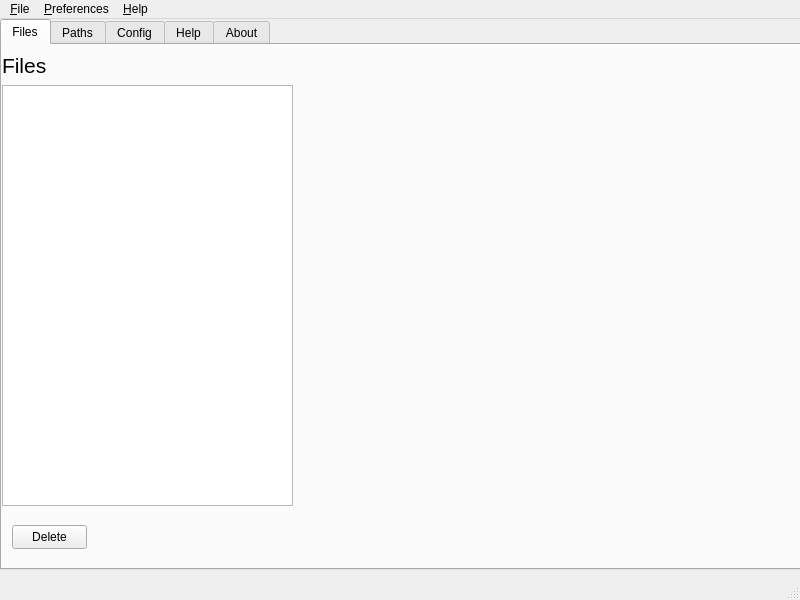
Old version of the form SearchEngineGUI/mainwindow.ui in the repository kapsimus/Search_engine.
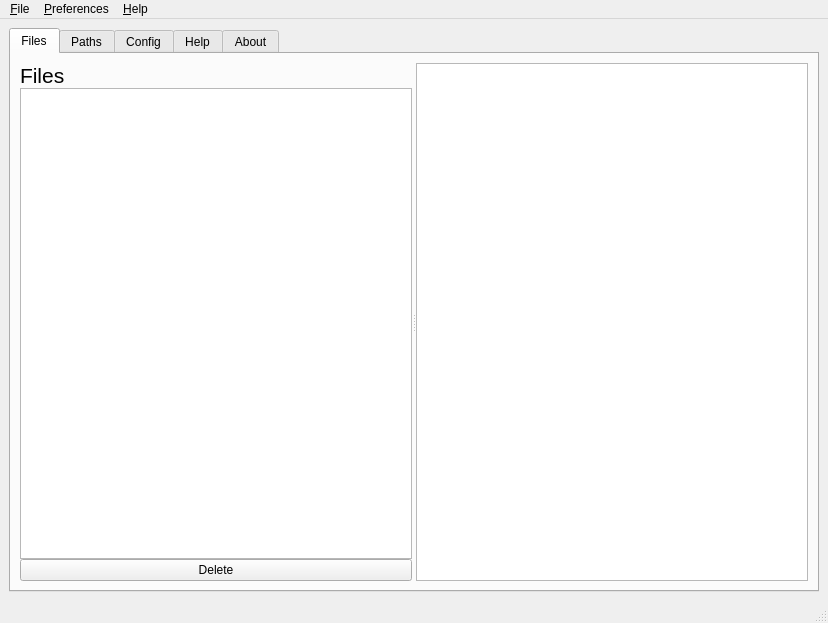
New version of the form.

```diff
--- a/SearchEngineGUI/mainwindow.ui
+++ b/SearchEngineGUI/mainwindow.ui
@@ -6,26 +6,35 @@
    <rect>
     <x>0</x>
     <y>0</y>
-    <width>800</width>
-    <height>600</height>
+    <width>828</width>
+    <height>623</height>
    </rect>
   </property>
+  <property name="sizePolicy">
+   <sizepolicy hsizetype="Maximum" vsizetype="Maximum">
+    <horstretch>0</horstretch>
+    <verstretch>0</verstretch>
+   </sizepolicy>
+  </property>
   <property name="windowTitle">
    <string>MainWindow</string>
   </property>
   <widget class="QWidget" name="centralwidget">
-   <widget class="QWidget" name="gridLayoutWidget">
-    <property name="geometry">
-     <rect>
-      <x>0</x>
-      <y>0</y>
-      <width>801</width>
-      <height>551</height>
-     </rect>
-    </property>
-    <layout class="QGridLayout" name="gridWindow">
+   <property name="sizePolicy">
+    <sizepolicy hsizetype="Expanding" vsizetype="Expanding">
+     <horstretch>0</horstretch>
+     <verstretch>0</verstretch>
+    </sizepolicy>
+   </property>
+   <layout class="QGridLayout" name="gridLayout">
      <item row="0" column="0">
       <widget class="QTabWidget" name="tabWindow">
+      <property name="sizePolicy">
+       <sizepolicy hsizetype="Expanding" vsizetype="Expanding">
+        <horstretch>0</horstretch>
+        <verstretch>0</verstretch>
+       </sizepolicy>
+      </property>
        <property name="tabShape">
         <enum>QTabWidget::Rounded</enum>
        </property>
@@ -36,15 +45,28 @@
         <attribute name="title">
          <string>Files</string>
         </attribute>
+       <layout class="QGridLayout" name="gridLayout_2">
+        <item row="0" column="0">
+         <widget class="QSplitter" name="splitter">
+          <property name="sizePolicy">
+           <sizepolicy hsizetype="Expanding" vsizetype="Expanding">
+            <horstretch>0</horstretch>
+            <verstretch>0</verstretch>
+           </sizepolicy>
+          </property>
+          <property name="orientation">
+           <enum>Qt::Horizontal</enum>
+          </property>
+          <widget class="QWidget" name="">
+           <layout class="QVBoxLayout" name="verticalLayout">
+            <property name="spacing">
+             <number>0</number>
+            </property>
+            <property name="sizeConstraint">
+             <enum>QLayout::SetNoConstraint</enum>
+            </property>
+            <item>
         <widget class="QLabel" name="label">
-         <property name="geometry">
-          <rect>
-           <x>0</x>
-           <y>10</y>
-           <width>91</width>
-           <height>21</height>
-          </rect>
-         </property>
          <property name="font">
           <font>
            <pointsize>16</pointsize>
@@ -54,32 +76,45 @@
           <string>Files</string>
          </property>
         </widget>
+            </item>
+            <item>
         <widget class="QListView" name="listView">
-         <property name="geometry">
-          <rect>
-           <x>0</x>
-           <y>40</y>
-           <width>291</width>
-           <height>421</height>
-          </rect>
+              <property name="sizePolicy">
+               <sizepolicy hsizetype="Expanding" vsizetype="Expanding">
+                <horstretch>0</horstretch>
+                <verstretch>0</verstretch>
+               </sizepolicy>
          </property>
          <property name="selectionMode">
           <enum>QAbstractItemView::ExtendedSelection</enum>
          </property>
-        </widget>
+              <property name="movement">
+               <enum>QListView::Snap</enum>
+              </property>
+              <property name="resizeMode">
+               <enum>QListView::Fixed</enum>
+              </property>
+             </widget>
+            </item>
+            <item>
         <widget class="QPushButton" name="pbDeletePath">
-         <property name="geometry">
-          <rect>
-           <x>10</x>
-           <y>480</y>
-           <width>75</width>
-           <height>24</height>
-          </rect>
+              <property name="sizePolicy">
+               <sizepolicy hsizetype="Minimum" vsizetype="Minimum">
+                <horstretch>0</horstretch>
+                <verstretch>0</verstretch>
+               </sizepolicy>
          </property>
          <property name="text">
           <string>Delete</string>
          </property>
         </widget>
+            </item>
+           </layout>
+          </widget>
+          <widget class="QTextEdit" name="textEdit"/>
+         </widget>
+        </item>
+       </layout>
        </widget>
        <widget class="QWidget" name="tabPaths">
         <attribute name="title">
@@ -176,7 +211,6 @@
       </widget>
      </item>
     </layout>
-   </widget>
   </widget>
   <widget class="QStatusBar" name="statusbar"/>
   <widget class="QMenuBar" name="menubar">
@@ -184,7 +218,7 @@
     <rect>
      <x>0</x>
      <y>0</y>
-     <width>800</width>
+     <width>828</width>
      <height>22</height>
     </rect>
    </property>
```
Left out of the diff: 12 changed lines with no effect on the pictures. Lines whose indentation alone changed are shown as unchanged.
